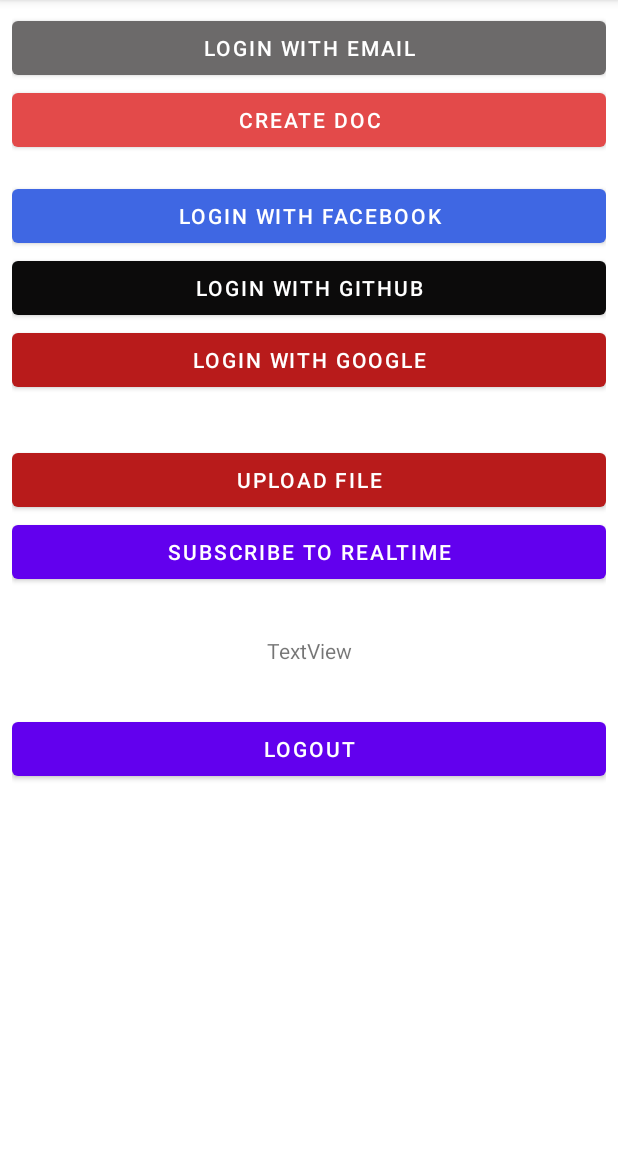
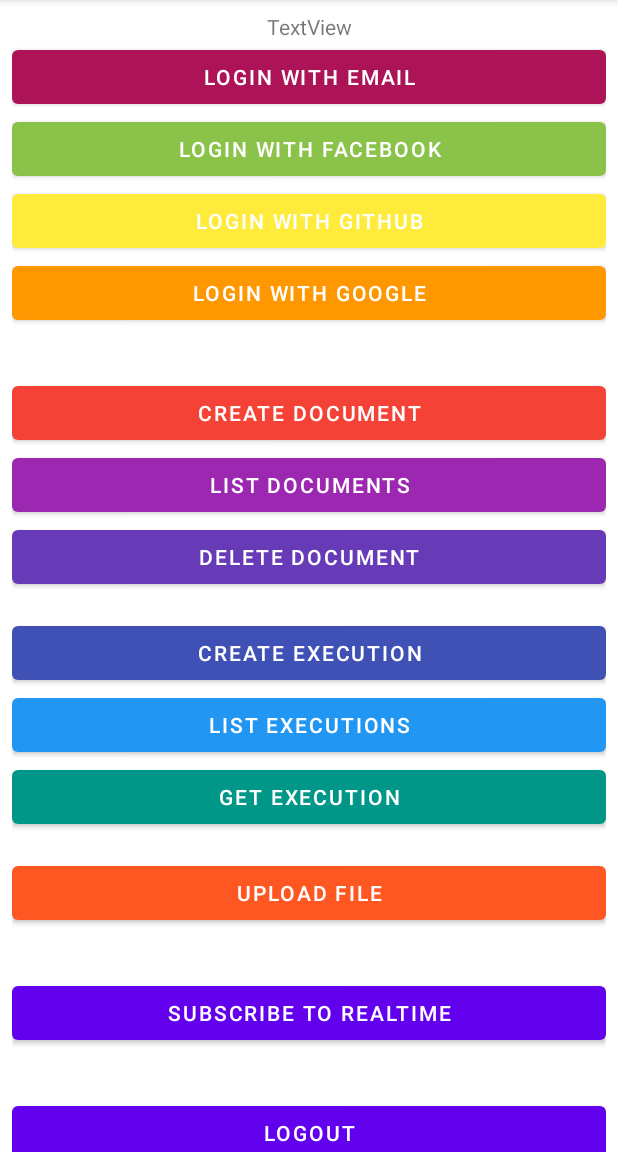
Before and after one commit to appwrite/playground-for-android, an Android app: the screen it shows after launch (MainActivity), on a phone screen of 412 x 824 dp, the part 84-1236 px from its top. Run offline under Robolectric (Android 15) with nearby library versions, the phone set to English and light mode, and no system bars; libraries missing offline, so code that uses them is left out: io.appwrite.extensions; 10 statements that could not run were skipped.

Commit message:
Update for 0.13

```diff
--- a/app/src/main/AndroidManifest.xml
+++ b/app/src/main/AndroidManifest.xml
@@ -11,6 +11,7 @@
         android:label="@string/app_name"
         android:roundIcon="@mipmap/ic_launcher_round"
         android:supportsRtl="true"
+        android:usesCleartextTraffic="true"
         android:theme="@style/Theme.PlaygroundForAndroid">
         <activity
             android:name=".MainActivity"
--- a/app/src/main/java/io/appwrite/playgroundforandroid/MainActivity.kt
+++ b/app/src/main/java/io/appwrite/playgroundforandroid/MainActivity.kt
@@ -1,14 +1,14 @@
 package io.appwrite.playgroundforandroid
 
 import android.Manifest
+import android.content.DialogInterface
 import android.content.pm.PackageManager
 import android.net.Uri
 import android.os.Bundle
-import android.util.Log
-import android.widget.Button
 import android.widget.TextView
 import android.widget.Toast
 import androidx.activity.result.contract.ActivityResultContracts
+import androidx.appcompat.app.AlertDialog
 import androidx.appcompat.app.AppCompatActivity
 import androidx.core.content.ContextCompat
 import androidx.lifecycle.ViewModelProvider
@@ -42,7 +42,7 @@ class MainActivity : AppCompatActivity() {
         setContentView(binding.root)
 
         viewModel = ViewModelProvider(this).get(PlaygroundViewModel::class.java)
-        viewModel.create(this)
+        viewModel.createClient(this)
 
         setClickListeners()
         setObservers()
@@ -50,30 +50,45 @@ class MainActivity : AppCompatActivity() {
     }
 
     private fun setClickListeners() {
-        binding.loginWithEmail.setOnClickListener { view ->
-            viewModel.onLogin(this)
+        binding.loginWithEmail.setOnClickListener {
+            viewModel.createSession(this)
         }
-        binding.createDoc.setOnClickListener { view ->
-            viewModel.createDoc(this)
+        binding.createDoc.setOnClickListener {
+            viewModel.createDocument(this)
         }
-        binding.loginWithFacebook.setOnClickListener { view ->
-            viewModel.onLoginOauth(this, "facebook", this)
+        binding.listDoc.setOnClickListener {
+            viewModel.listDocuments(this)
         }
-        binding.loginWithGithub.setOnClickListener { view ->
-            viewModel.onLoginOauth(this, "github", this)
+        binding.deleteDoc.setOnClickListener {
+            viewModel.deleteDocument(this)
         }
-        binding.loginWithGoogle.setOnClickListener { view ->
-            viewModel.onLoginOauth(this, "google", this)
+        binding.createExecution.setOnClickListener {
+            viewModel.createExecution(this)
         }
-        binding.subscribeButton.setOnClickListener { view ->
-            viewModel.subscribe()
+        binding.listExecutions.setOnClickListener {
+            viewModel.listExecutions(this)
+        }
+        binding.getExecution.setOnClickListener {
+            viewModel.getExecution(this)
+        }
+        binding.loginWithFacebook.setOnClickListener {
+            viewModel.createOAuth2Session(this, "facebook", this)
+        }
+        binding.loginWithGithub.setOnClickListener {
+            viewModel.createOAuth2Session(this, "github", this)
+        }
+        binding.loginWithGoogle.setOnClickListener {
+            viewModel.createOAuth2Session(this, "google", this)
+        }
+        binding.subscribeButton.setOnClickListener {
+            viewModel.subscribeToRealtime()
             Toast.makeText(this, R.string.subscribed, Toast.LENGTH_SHORT).show()
         }
-        binding.logoutButton.setOnClickListener { view ->
-            viewModel.onLogout(this)
+        binding.logoutButton.setOnClickListener {
+            viewModel.deleteSession(this)
         }
 
-        binding.uploadFile.setOnClickListener { view ->
+        binding.uploadFile.setOnClickListener {
             when (PackageManager.PERMISSION_GRANTED) {
                 ContextCompat.checkSelfPermission(
                     this,
@@ -97,7 +112,22 @@ class MainActivity : AppCompatActivity() {
             }
         }
         viewModel.items.observe(this) {
-            Snackbar.make(binding.root, "REALTIME EVENT: $it", Snackbar.LENGTH_LONG).show()
+            Toast.makeText(
+                binding.root.context,
+                "REALTIME EVENT: $it",
+                Toast.LENGTH_LONG
+            ).show()
+        }
+        viewModel.dialogText.observe(this) {
+            if (it == null) {
+                return@observe
+            }
+            AlertDialog.Builder(this)
+                .setTitle("Info")
+                .setMessage(it)
+                .setNeutralButton("OK") { d, _ -> d.dismiss() }
+                .create()
+                .show()
         }
     }
 }
--- a/app/src/main/res/layout/activity_main.xml
+++ b/app/src/main/res/layout/activity_main.xml
@@ -5,6 +5,10 @@
     android:layout_width="match_parent"
     android:layout_height="match_parent"
     tools:context="io.appwrite.playgroundforandroid.MainActivity">
+
+    <ScrollView
+        android:layout_width="match_parent"
+        android:layout_height="match_parent">
 
         <LinearLayout
             android:layout_width="match_parent"
@@ -21,55 +25,107 @@
             app:layout_constraintStart_toStartOf="parent"
             app:layout_constraintTop_toTopOf="parent">
 
+            <TextView
+                android:id="@+id/textView"
+                android:layout_width="match_parent"
+                android:layout_height="wrap_content"
+                android:text="TextView"
+                android:textAlignment="center" />
+
             <Button
                 android:id="@+id/loginWithEmail"
                 android:layout_width="match_parent"
                 android:layout_height="wrap_content"
                 android:text="Login with Email"
-            app:backgroundTint="#6C6A6A" />
+                app:backgroundTint="#AD1457" />
+
+
+            <Button
+                android:id="@+id/loginWithFacebook"
+                android:layout_width="match_parent"
+                android:layout_height="wrap_content"
+                android:text="Login with Facebook"
+                app:backgroundTint="#8BC34A" />
+
+            <Button
+                android:id="@+id/loginWithGithub"
+                android:layout_width="match_parent"
+                android:layout_height="wrap_content"
+                android:text="Login with Github"
+                app:backgroundTint="#FFEB3B" />
+
+            <Button
+                android:id="@+id/loginWithGoogle"
+                android:layout_width="match_parent"
+                android:layout_height="wrap_content"
+                android:text="Login With Google"
+                app:backgroundTint="#FF9800" />
+
+            <Space
+                android:layout_width="match_parent"
+                android:layout_height="32dp" />
+
 
             <Button
                 android:id="@+id/createDoc"
                 android:layout_width="match_parent"
                 android:layout_height="wrap_content"
-            android:text="Create Doc"
-            app:backgroundTint="#E34A4A" />
+                android:text="Create Document"
+                app:backgroundTint="#F44336" />
+
+            <Button
+                android:id="@+id/listDoc"
+                android:layout_width="match_parent"
+                android:layout_height="wrap_content"
+                android:text="List Documents"
+                app:backgroundTint="#9C27B0" />
+
+            <Button
+                android:id="@+id/deleteDoc"
+                android:layout_width="match_parent"
+                android:layout_height="wrap_content"
+                android:text="Delete Document"
+                app:backgroundTint="#673AB7" />
 
             <Space
                 android:layout_width="match_parent"
                 android:layout_height="16dp" />
 
             <Button
-            android:id="@+id/loginWithFacebook"
+                android:id="@+id/createExecution"
                 android:layout_width="match_parent"
                 android:layout_height="wrap_content"
-            android:text="Login with Facebook"
-            app:backgroundTint="#3F67E3" />
+                android:text="Create Execution"
+                app:backgroundTint="#3F51B5" />
 
             <Button
-            android:id="@+id/loginWithGithub"
+                android:id="@+id/listExecutions"
                 android:layout_width="match_parent"
                 android:layout_height="wrap_content"
-            android:text="Login with Github"
-            app:backgroundTint="#0C0B0B" />
+                android:text="List Executions"
+                app:backgroundTint="#2196F3" />
 
             <Button
-            android:id="@+id/loginWithGoogle"
+                android:id="@+id/getExecution"
                 android:layout_width="match_parent"
                 android:layout_height="wrap_content"
-            android:text="Login With Google"
-            app:backgroundTint="#B81B1B" />
+                android:text="Get Execution"
+                app:backgroundTint="#009688" />
 
             <Space
                 android:layout_width="match_parent"
-            android:layout_height="32dp" />
+                android:layout_height="16dp" />
 
             <Button
                 android:id="@+id/uploadFile"
                 android:layout_width="match_parent"
                 android:layout_height="wrap_content"
                 android:text="Upload File"
-            app:backgroundTint="#B81B1B" />
+                app:backgroundTint="#FF5722" />
+
+            <Space
+                android:layout_width="match_parent"
+                android:layout_height="32dp" />
 
             <Button
                 android:id="@+id/subscribeButton"
@@ -81,21 +137,11 @@
                 android:layout_width="match_parent"
                 android:layout_height="32dp" />
 
-        <TextView
-            android:id="@+id/textView"
-            android:textAlignment="center"
-            android:layout_width="match_parent"
-            android:layout_height="wrap_content"
-            android:text="TextView" />
-
-        <Space
-            android:layout_width="match_parent"
-            android:layout_height="32dp" />
-
             <Button
                 android:id="@+id/logoutButton"
                 android:layout_width="match_parent"
                 android:layout_height="wrap_content"
                 android:text="Logout" />
         </LinearLayout>
+    </ScrollView>
 </androidx.constraintlayout.widget.ConstraintLayout>
```
Also changed, not shown: app/src/main/java/io/appwrite/playgroundforandroid/PlaygroundViewModel.kt (+111 -36 lines). Lines whose indentation alone changed are shown as unchanged.
